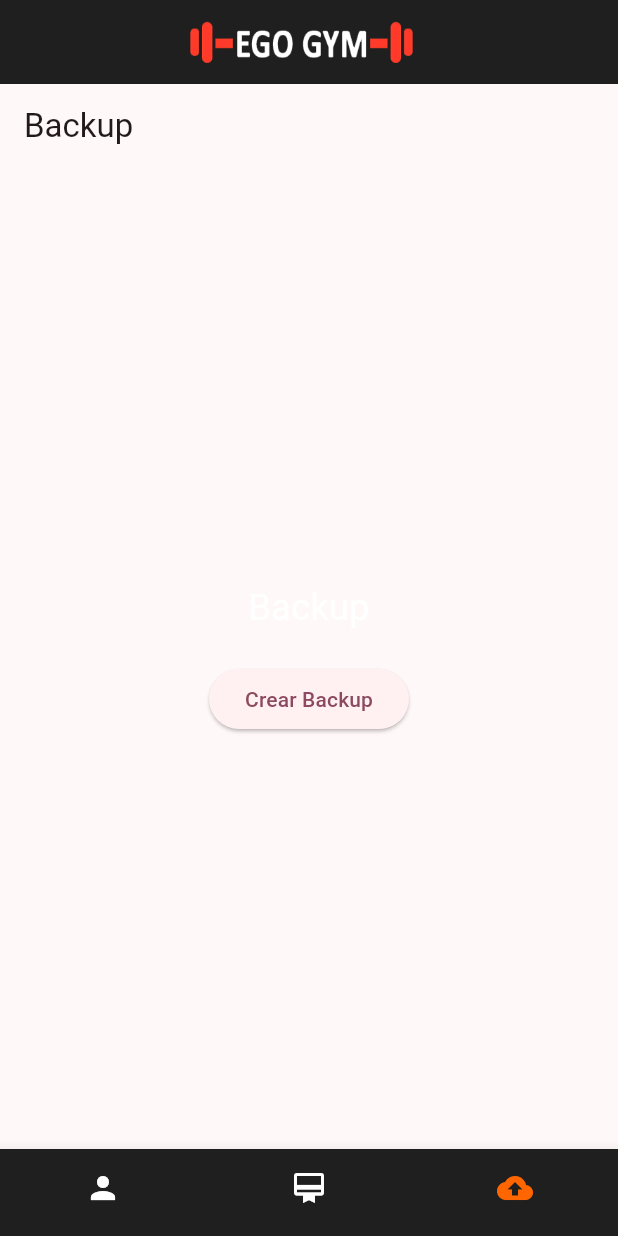
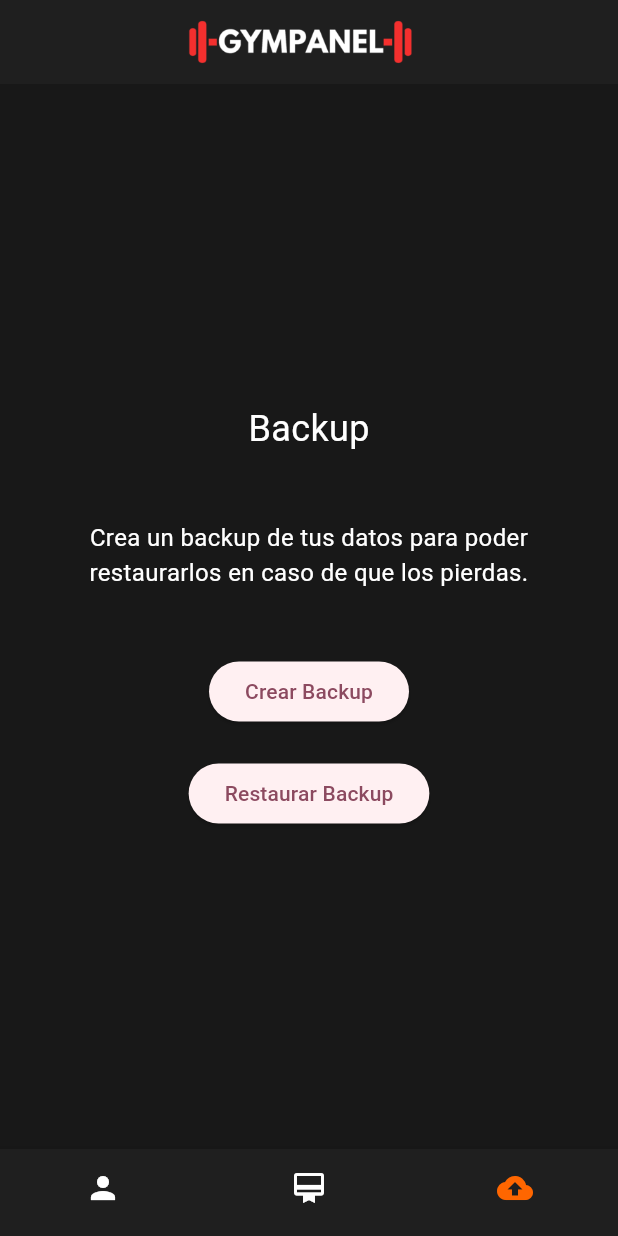
Before and after one commit to ezerutp/ego, a Flutter app: the screen it shows after launch, item 3 of the bottom bar chosen, after a tap on "Crear Backup", on a phone screen of 412 x 824 dp. Run offline on Flutter 3.47's test engine with Material 3 defaults, Android fonts, the phone set to English and light mode, and no system bars; our stand-ins replace csv, device_info_plus, permission_handler, sqflite; accounts and stored records are empty.

Commit message:
feat : actualizacion de splash screen y app icon - Se actualiza splash screen y app icon para todas las plataformas - Se actualiza el logo de la aplicacion - Se actualiza el nombre de la aplicacion

```diff
--- a/lib/main.dart
+++ b/lib/main.dart
@@ -15,11 +15,11 @@ class MyApp extends StatelessWidget {
   @override
   Widget build(BuildContext context) {
     return MaterialApp(
-      title: 'Ego App',
+      title: 'GymPanel',
       theme: ThemeData(
         colorScheme: ColorScheme.fromSeed(seedColor: AppColors.black),
       ),
-      home: const MyHomePage(title: 'Ego App'),
+      home: const MyHomePage(title: 'GymPanel'),
     );
   }
 }
--- a/lib/models/cliente.dart
+++ b/lib/models/cliente.dart
@@ -5,7 +5,7 @@ class Cliente {
   String apellidos;
   String? dni;
   String? celular;
-  bool? estado = true;
+  bool estado = true;
 
   Cliente({
     this.id,
@@ -14,7 +14,7 @@ class Cliente {
     required this.apellidos,
     this.dni,
     this.celular,
-    this.estado,
+    required this.estado,
   });
 
   int? get getId => id;
@@ -23,7 +23,7 @@ class Cliente {
   String get getApellidos => apellidos;
   String? get getDni => dni;
   String? get getCelular => celular;
-  bool? get getEstado => estado;
+  bool get getEstado => estado;
 
   set setId(int? value) => id = value;
   set setApodo(String? value) => apodo = value;
@@ -31,7 +31,7 @@ class Cliente {
   set setApellidos(String value) => apellidos = value;
   set setDni(String? value) => dni = value;
   set setCelular(String? value) => celular = value;
-  set setEstado(bool? value) => estado = value;
+  set setEstado(bool value) => estado = value;
 
   Cliente copyWith({
     int? id,
--- a/lib/pages/home_page.dart
+++ b/lib/pages/home_page.dart
@@ -248,7 +248,7 @@ class MyHomePageState extends State<MyHomePage> {
         title: Row(
           mainAxisAlignment: MainAxisAlignment.center,
           children: [
-            Image.asset('lib/assets/image/logo.png', height: 30),
+            Image.asset('lib/assets/image/logo-new.png', height: 30),
             const SizedBox(width: 10),
           ],
         ),
--- a/lib/utils/backup.dart
+++ b/lib/utils/backup.dart
@@ -2,16 +2,18 @@ import 'dart:io';
 import 'package:ego/widgets/dialog.dart';
 import 'package:flutter/material.dart';
 import 'package:csv/csv.dart';
-import 'package:intl/intl.dart';
+//import 'package:intl/intl.dart';
 import 'package:permission_handler/permission_handler.dart';
 import 'package:ego/models/cliente.dart';
 import 'package:ego/models/membresia.dart';
 import 'package:ego/repository/cliente_repository.dart';
 import 'package:ego/repository/membresia_respository.dart';
+import 'package:path_provider/path_provider.dart';
+import 'package:device_info_plus/device_info_plus.dart';
 
 class Backup {
   static Future<void> createBackup(BuildContext context) async {
-    // Solicitar permisos
+    // Solicitar permisos solo si es Android 9 o menos
     if (!await _requestPermission()) {
       CustomDialogos.mostrarDialogoError(
         context,
@@ -25,14 +27,16 @@ class Backup {
     List<Membresia> membresias = await MembresiaRespository().getMembresias();
 
     List<List<String>> clienteCsv = [
-      ['ID', 'Apodo', 'Nombre', 'Apellido', 'DNI', 'Celular'],
+      ['ID', 'Apodo', 'Nombre', 'Apellido', 'DNI', 'Celular', 'Estado'],
       ...clientes.map(
         (c) => [
           c.id.toString(),
+          c.apodo ?? '',
           c.nombres,
           c.apellidos,
           c.dni ?? '',
           c.celular ?? '',
+          c.estado ? 'Activo' : 'Inactivo',
         ],
       ),
     ];
@@ -62,19 +66,32 @@ class Backup {
       ),
     ];
 
-    // Ruta pública
-    Directory externalDir = Directory(
-      '/storage/emulated/0/Documents/BackupAppEgo',
-    );
-    if (!await externalDir.exists()) {
-      await externalDir.create(recursive: true);
+    // Usar path_provider para obtener ruta segura
+    Directory? baseDir = await getExternalStorageDirectory();
+    if (baseDir == null) {
+      CustomDialogos.mostrarDialogoError(
+        context,
+        'Error',
+        'No se pudo acceder al almacenamiento.',
+      );
+      return;
     }
-    String fecha = DateFormat('yyyyMMdd_HHmmss').format(DateTime.now());
-    String nameClienteCsv = 'clientes_$fecha.csv';
-    String nameMembresiaCsv = 'membresias_$fecha.csv';
 
-    File clientesFile = File('${externalDir.path}/$nameClienteCsv');
-    File membresiasFile = File('${externalDir.path}/$nameMembresiaCsv');
+    final backupDir = Directory('${baseDir.path}/BackupAppEgo');
+    if (!await backupDir.exists()) {
+      await backupDir.create(recursive: true);
+    }
+
+    //String fecha = DateFormat('yyyyMMdd_HHmmss').format(DateTime.now());
+    // Nombres de archivos con fecha
+    //String nameClienteCsv = 'c_$fecha.csv';
+    //String nameMembresiaCsv = 'm_$fecha.csv';.
+
+    String nameClienteCsv = 'clientes.csv';
+    String nameMembresiaCsv = 'membresias.csv';
+
+    File clientesFile = File('${backupDir.path}/$nameClienteCsv');
+    File membresiasFile = File('${backupDir.path}/$nameMembresiaCsv');
 
     await clientesFile.writeAsString(
       const ListToCsvConverter().convert(clienteCsv),
@@ -83,13 +100,12 @@ class Backup {
       const ListToCsvConverter().convert(membresiaCsv),
     );
 
-    // Mostrar diálogo de éxito
     showDialog(
       context: context,
       builder: (context) {
         return AlertDialog(
           title: const Text('¡Backup exitoso!'),
-          content: Text('Los archivos se guardaron en:\n${externalDir.path}'),
+          content: Text('Los archivos se guardaron en:\n${backupDir.path}'),
           actions: [
             TextButton(
               onPressed: () => Navigator.of(context).pop(),
@@ -103,22 +119,18 @@ class Backup {
 
   static Future<bool> _requestPermission() async {
     if (Platform.isAndroid) {
-      if (await Permission.storage.isGranted) {
+      final androidInfo = await DeviceInfoPlugin().androidInfo;
+      final sdkInt = androidInfo.version.sdkInt;
+
+      if (sdkInt <= 28) {
+        // Android 9 o menor
+        return await Permission.storage.request().isGranted;
+      } else {
+        // Android 10+ usa scoped storage, no necesitas permiso
         return true;
       }
+    }
 
-      if (await Permission.storage.request().isGranted) {
-        return true;
-      }
-
-      // Android 11+
-      if (await Permission.manageExternalStorage.isGranted) {
-        return true;
-      }
-
-      var status = await Permission.manageExternalStorage.request();
-      return status.isGranted;
-    }
-    return true; // En iOS u otros, no aplica
+    return true; // iOS u otros
   }
 }
--- a/lib/views/backup.dart
+++ b/lib/views/backup.dart
@@ -1,10 +1,11 @@
+import 'package:ego/theme/color.dart';
 import 'package:ego/utils/backup.dart';
 import 'package:flutter/material.dart';
 
 class BackupPage {
   static Widget viewBackup(BuildContext context) {
     return Scaffold(
-      appBar: AppBar(title: const Text('Backup')),
+      backgroundColor: AppColors.darkBlack,
       body: Center(
         child: Column(
           mainAxisAlignment: MainAxisAlignment.center,
@@ -14,11 +15,27 @@ class BackupPage {
               style: TextStyle(color: Colors.white, fontSize: 24),
             ),
             const SizedBox(height: 20),
+            Padding(
+              padding: const EdgeInsets.all(24.0),
+              child: const Text(
+                'Crea un backup de tus datos para poder restaurarlos en caso de que los pierdas.',
+                style: TextStyle(color: Colors.white, fontSize: 16),
+                textAlign: TextAlign.center,
+              ),
+            ),
+            const SizedBox(height: 20),
             ElevatedButton(
               onPressed: () {
                 Backup.createBackup(context);
               },
               child: const Text('Crear Backup'),
+            ),
+            const SizedBox(height: 20),
+            ElevatedButton(
+              onPressed: () {
+                //Backup.restoreBackup(context);
+              },
+              child: const Text('Restaurar Backup'),
             ),
           ],
         ),
--- a/pubspec.yaml
+++ b/pubspec.yaml
@@ -40,6 +40,7 @@ dependencies:
   path_provider: ^2.1.1
   csv: ^6.0.0
   permission_handler: ^11.3.1
+  device_info_plus: ^10.0.0
 
 dev_dependencies:
   flutter_test:
@@ -99,8 +100,8 @@ flutter:
 flutter_icons:
   android: true
   ios: true
-  image_path: "lib/assets/icons/icon.png"
+  image_path: "lib/assets/icons/icon-new.png"
 
 flutter_native_splash:
   color: "#000000"
-  image: lib/assets/icons/icon.png
+  image: lib/assets/icons/icon-new.png
```
Also changed, not shown: lib/assets/icons/icon-new.png (added), lib/assets/image/logo-new.png (added), pubspec.lock, 47 other files.
